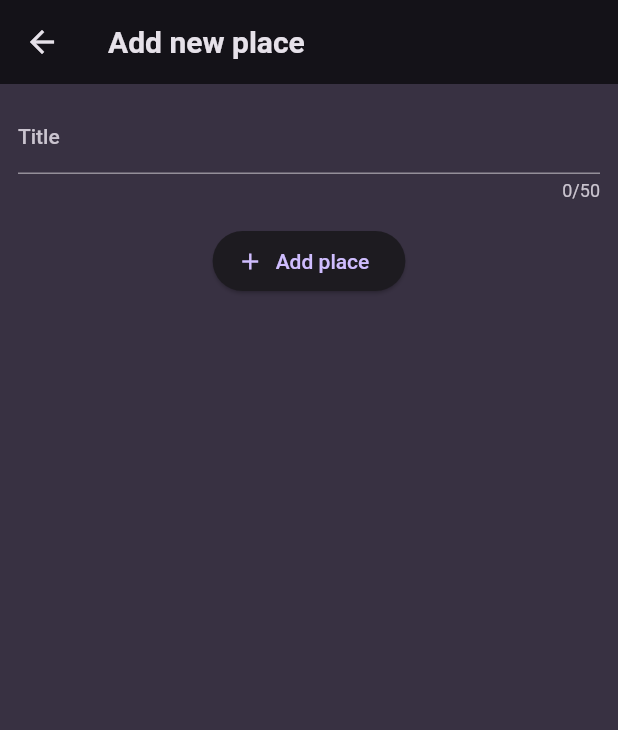
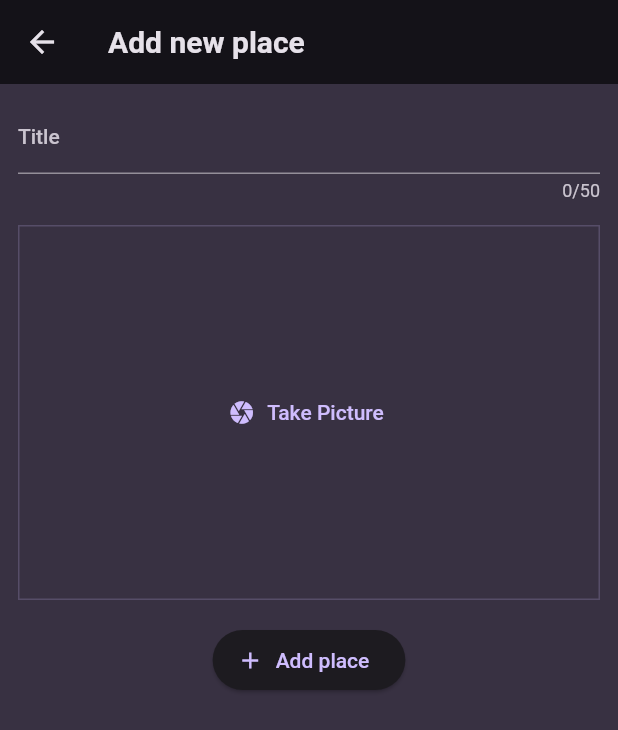
Before and after one commit to phammaidung/FavoritePlacesApp, a Flutter app: the screen it shows after launch, after a tap on the "add" icon, on a phone screen of 412 x 824 dp. Shown: the top 730 px of the screen. Run offline on Flutter 3.47's test engine with Material 2 defaults, Android fonts, the phone set to English and light mode, and no system bars; our stand-ins replace flutter_riverpod, google_fonts, image_picker.

Commit message:
adding 'pick image by camera' features

```diff
--- a/lib/models/place.dart
+++ b/lib/models/place.dart
@@ -1,10 +1,13 @@
+import 'dart:io';
+
 import 'package:uuid/uuid.dart';
 
 const uuid = Uuid();
 
 class Place {
-  Place({required this.title}) : id = uuid.v4();
+  Place({required this.title, required this.image}) : id = uuid.v4();
 
   final String id;
   final String title;
+  final File image;
 }
--- a/lib/providers/user_places.dart
+++ b/lib/providers/user_places.dart
@@ -1,3 +1,5 @@
+import 'dart:io';
+
 import 'package:flutter_riverpod/flutter_riverpod.dart';
 
 import '../models/place.dart';
@@ -5,8 +7,8 @@ import '../models/place.dart';
 class UserPlacesNotifier extends StateNotifier<List<Place>> {
   UserPlacesNotifier() : super(const []);
 
-  void addPlace(String title) {
-    final newPlace = Place(title: title);
+  void addPlace(String title, File image) {
+    final newPlace = Place(title: title, image: image);
     state = [newPlace, ...state];
   }
 }
--- a/lib/screens/favorite_places.dart
+++ b/lib/screens/favorite_places.dart
@@ -47,6 +47,9 @@ class FavoritePlacesScreen extends ConsumerWidget {
                 icon: const Icon(Icons.add))
           ],
         ),
-        body: PlacesList(places: userPlaces));
+        body: Padding(
+          padding: const EdgeInsets.all(8.0),
+          child: PlacesList(places: userPlaces),
+        ));
   }
 }
--- a/lib/screens/new_place.dart
+++ b/lib/screens/new_place.dart
@@ -1,4 +1,8 @@
+import 'dart:io';
+
 import 'package:favorite_places_app/providers/user_places.dart';
+import 'package:favorite_places_app/widgets/image_input.dart';
+
 import 'package:flutter/material.dart';
 import 'package:flutter_riverpod/flutter_riverpod.dart';
 
@@ -14,19 +18,21 @@ class NewPlaceScreen extends ConsumerStatefulWidget {
 class _NewPlaceState extends ConsumerState<NewPlaceScreen> {
   // final _formKey = GlobalKey<FormState>();
   // var _enteredTitle = '';
+  final _titleController = TextEditingController();
+  File? _selectedImage;
 
   void _savePlace() {
     final enteredTitle = _titleController.text;
-    if (enteredTitle.isEmpty) {
+    if (enteredTitle.isEmpty || _selectedImage == null) {
       return;
     }
 
-    ref.read(userPlacesProvider.notifier).addPlace(enteredTitle);
+    ref
+        .read(userPlacesProvider.notifier)
+        .addPlace(enteredTitle, _selectedImage!);
 
     Navigator.of(context).pop();
   }
-
-  final _titleController = TextEditingController();
 
   @override
   Widget build(BuildContext context) {
@@ -44,17 +50,12 @@ class _NewPlaceState extends ConsumerState<NewPlaceScreen> {
                 label: Text('Title'),
               ),
               maxLength: 50,
-              // validator: (value) {
-              //   if (value == null ||
-              //       value.isEmpty ||
-              //       value.trim().length > 50) {
-              //     return "Must be between 1 and 50 characters.";
-              //   }
-              //   return null;
-              // },
-              // onSaved: (value) {
-              //   _enteredTitle = value!;
-              // },
+            ),
+            const SizedBox(height: 16),
+            ImageInput(
+              onPickImage: (image) {
+                _selectedImage = image;
+              },
             ),
             const SizedBox(height: 16),
             ElevatedButton.icon(
--- /dev/null
+++ b/lib/widgets/image_input.dart
@@ -0,0 +1,63 @@
+import 'dart:io';
+
+import 'package:flutter/material.dart';
+import 'package:image_picker/image_picker.dart';
+
+class ImageInput extends StatefulWidget {
+  const ImageInput({super.key, required this.onPickImage});
+
+  final void Function(File image) onPickImage;
+
+  @override
+  State<ImageInput> createState() {
+    return _ImageInputState();
+  }
+}
+
+class _ImageInputState extends State<ImageInput> {
+  File? _selectedImage;
+
+  void _takePicture() async {
+    final imagePicker = ImagePicker();
+    final pickedImage =
+        await imagePicker.pickImage(source: ImageSource.camera, maxWidth: 600);
+
+    if (pickedImage == null) {
+      return;
+    }
+
+    setState(() {
+      _selectedImage = File(pickedImage.path);
+    });
+
+    widget.onPickImage(_selectedImage!);
+  }
+
+  @override
+  Widget build(BuildContext context) {
+    Widget content = TextButton.icon(
+      icon: const Icon(Icons.camera),
+      label: const Text('Take Picture'),
+      onPressed: _takePicture,
+    );
+
+    if (_selectedImage != null) {
+      content = Image.file(
+        _selectedImage!,
+        fit: BoxFit.cover,
+        width: double.infinity,
+        height: double.infinity,
+      );
+    }
+
+    return Container(
+        decoration: BoxDecoration(
+            border: Border.all(
+                width: 1,
+                color: Theme.of(context).colorScheme.primary.withOpacity(.2))),
+        height: 250,
+        width: double.infinity,
+        alignment: Alignment.center,
+        child: content);
+  }
+}
--- a/lib/widgets/places_list.dart
+++ b/lib/widgets/places_list.dart
@@ -22,6 +22,12 @@ class PlacesList extends StatelessWidget {
         itemCount: places.length,
         itemBuilder: (context, index) {
           return ListTile(
+            leading: CircleAvatar(
+              radius: 40,
+              backgroundImage: FileImage(
+                places[index].image,
+              ),
+            ),
             title: Text(places[index].title,
                 style: Theme.of(context).textTheme.titleMedium!.copyWith(
                     color: Theme.of(context).colorScheme.onBackground)),
--- a/pubspec.yaml
+++ b/pubspec.yaml
@@ -37,6 +37,7 @@ dependencies:
   google_fonts: ^5.1.0
   uuid: ^4.0.0
   flutter_riverpod: ^2.4.0
+  image_picker: ^1.0.4
 
 dev_dependencies:
   flutter_test:
```
Also changed, not shown: lib/screens/place_detail.dart (+6 -4 lines), pubspec.lock, 5 other files.
